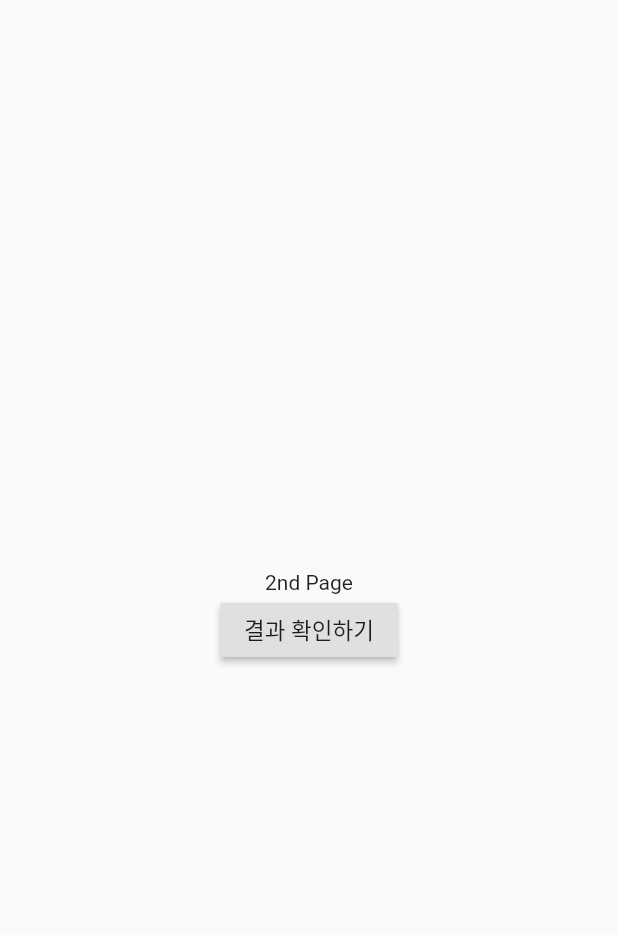
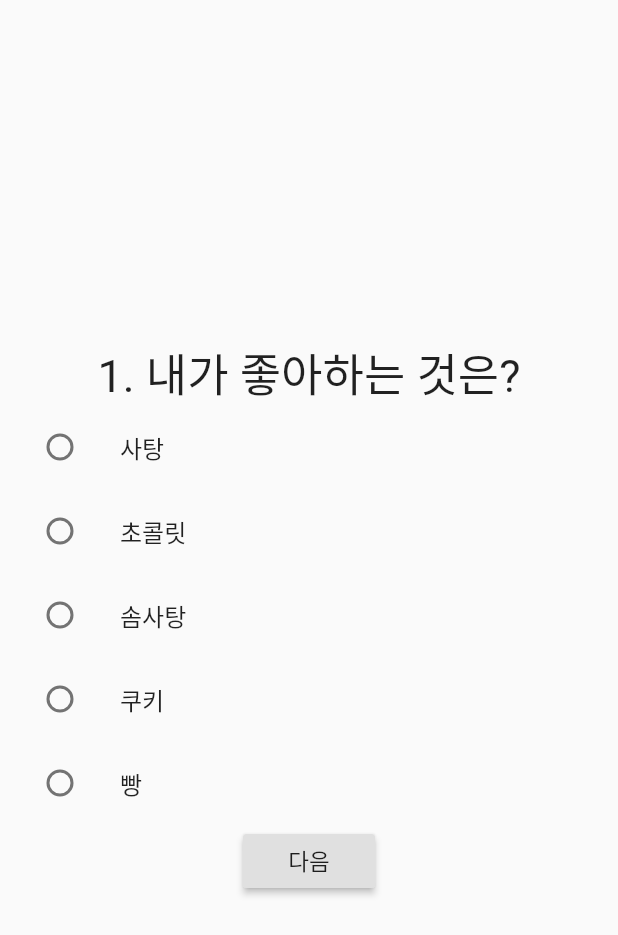
Before and after one commit to joeyPark8/HSWM, a Flutter app: the screen it shows after launch, after a tap on "시작", on a phone screen of 412 x 824 dp. Shown: the top 935 px of the screen. Run offline on Flutter 3.47's test engine with Material 2 defaults, Android fonts, the phone set to English and light mode, and no system bars; network calls fail.

Commit message:
Add files via upload

```diff
--- a/lib/main.dart
+++ b/lib/main.dart
@@ -1,4 +1,5 @@
 import 'package:flutter/material.dart';
+import 'package:how_same_with_me/question.dart';
 import 'package:how_same_with_me/questionPge.dart';
 import 'package:how_same_with_me/resultPage.dart';
 
@@ -7,15 +8,47 @@ void main() {
 }
 
 class MyApp extends StatelessWidget {
+  List<Question> list = [];
+
   // This widget is the root of your application.
   @override
   Widget build(BuildContext context) {
+    list.add(
+        Question(
+            content: '내가 좋아하는 것은?',
+            answer: {
+              1: 0,
+              2: 50,
+              3: 0,
+              4: 0,
+              5: 0
+            },
+            examples: ['사탕','초콜릿','솜사탕','쿠키','빵']
+        )
+    );
+
+    list.add(
+        Question(
+            content: '내가 좋아하는 것은?',
+            answer: {
+              1: 50,
+              2: 0,
+              3: 0,
+              4: 0,
+              5: 0
+            },
+            examples: ['유튜브','넷플릭스','왓챠','웨이브','티빙']
+        )
+    );
+
+    print('1: ${list.length}');
+
     return MaterialApp(
       title: 'HSWM',
       initialRoute: '/',
       routes: {
         '/': (context) => AppHomePage(),
-        '/question': (context) => QuestionPage(),
+        '/question': (context) => QuestionPage(list: list),
         '/result': (context) => ResultPage()
       },
       theme: ThemeData(
@@ -41,7 +74,9 @@ class _AppHomePage extends State<AppHomePage> {
           child: Column(
             children: <Widget>[
               Image(
-                image: NetworkImage('https://raw.githubusercontent.com/joeyPark8/How-same-we-are/main/imageForSharing.jpg'),
+                image: NetworkImage(
+                  'https://raw.githubusercontent.com/joeyPark8/How-same-we-are/main/imageForSharing.jpg'
+                ),
                 width: 500,
               ),
               Card(
--- /dev/null
+++ b/lib/question.dart
@@ -0,0 +1,13 @@
+class Question {
+  String content = '';
+  Map answer = <int, int>{};
+
+  late List<String> examples;
+
+  Question({
+    required this.content,
+    required this.answer,
+    required this.examples
+  });
+
+}
--- a/lib/questionPge.dart
+++ b/lib/questionPge.dart
@@ -1,13 +1,35 @@
 import 'package:flutter/material.dart';
+import 'package:how_same_with_me/question.dart';
 
 class QuestionPage extends StatefulWidget {
+  List<Question> list;
+
+  QuestionPage({Key? key, required this.list});
+
   @override
   State<StatefulWidget> createState() {
-    return _QuestionPage();
+    return _QuestionPage(list: list);
   }
 }
 
 class _QuestionPage extends State<QuestionPage> {
+  List<Question> list;
+
+  Object? val = -1;
+
+  var questionNum = 0;
+
+  var btnTxt = '다음';
+
+  var userAnswers = [];
+
+  _QuestionPage({Key? key, required this.list});
+
+  @override
+  void initState() {
+    print('${list.length}');
+  }
+
   @override
   Widget build(BuildContext context) {
     return Scaffold(
@@ -15,16 +37,105 @@ class _QuestionPage extends State<QuestionPage> {
         child: Center(
           child: Column(
             children: <Widget>[
-              Text('2nd Page'),
+              Text(
+                '${questionNum + 1}. ' + list[questionNum].content,
+                style: TextStyle(
+                  fontSize: 30
+                ),
+              ),
+              Column(
+                children: [
+                  ListTile(
+                    title: Text(list[questionNum].examples[0]),
+                    leading: Radio(
+                      value: 1,
+                      groupValue: val,
+                      onChanged: (value) {
+                        setState(() {
+                          val = value;
+                        });
+                      },
+                    ),
+                  ),
+                  ListTile(
+                    title: Text(list[questionNum].examples[1]),
+                    leading: Radio(
+                      value: 2,
+                      groupValue: val,
+                      onChanged: (value) {
+                        setState(() {
+                          val = value;
+                        });
+                      },
+                    ),
+                  ),
+                  ListTile(
+                    title: Text(list[questionNum].examples[2]),
+                    leading: Radio(
+                      value: 3,
+                      groupValue: val,
+                      onChanged: (value) {
+                        setState(() {
+                          val = value;
+                        });
+                      },
+                    ),
+                  ),
+                  ListTile(
+                    title: Text(list[questionNum].examples[3]),
+                    leading: Radio(
+                      value: 4,
+                      groupValue: val,
+                      onChanged: (value) {
+                        setState(() {
+                          val = value;
+                        });
+                      },
+                    ),
+                  ),
+                  ListTile(
+                    title: Text(list[questionNum].examples[4]),
+                    leading: Radio(
+                      value: 5,
+                      groupValue: val,
+                      onChanged: (value) {
+                        setState(() {
+                          val = value;
+                        });
+                      },
+                    ),
+                  )
+                ],
+              ),
               RaisedButton(
                 child: Text(
-                  '결과 확인하기',
+                  btnTxt,
                   style: TextStyle(
                     fontSize: 15
                   ),
                 ),
                 onPressed: () {
-                  Navigator.of(context).pushReplacementNamed('/result');
+                  if (questionNum == list.length - 1) {
+                    userAnswers.add(val);
+
+                    Navigator.of(context).pushReplacementNamed('/result', arguments: userAnswers);
+
+                    return;
+                  }
+                  if (questionNum < list.length) {
+                    if (val != -1) {
+                      setState(() {
+                        userAnswers.add(val);
+
+                        val = -1;
+                        questionNum += 1;
+
+                        if (questionNum == list.length - 1) {
+                          btnTxt = '결과 보기';
+                        }
+                      });
+                    }
+                  }
                 },
               )
             ],
--- a/lib/resultPage.dart
+++ b/lib/resultPage.dart
@@ -1,4 +1,5 @@
 import 'package:flutter/material.dart';
+import 'package:how_same_with_me/question.dart';
 
 class ResultPage extends StatefulWidget {
   @override
@@ -8,6 +9,8 @@ class ResultPage extends StatefulWidget {
 }
 
 class _ResultPage extends State<ResultPage> {
+  List<Question> list = [];
+
   @override
   Widget build(BuildContext context) {
     return Scaffold(
```
